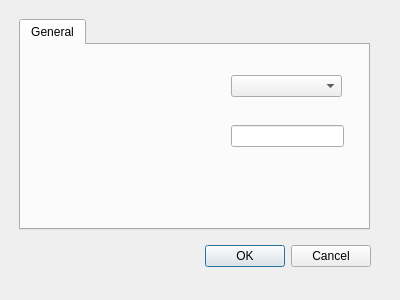
First picture: the form in sequana/gui/preferences.ui, repository vladsaveliev/sequana, before the edit.
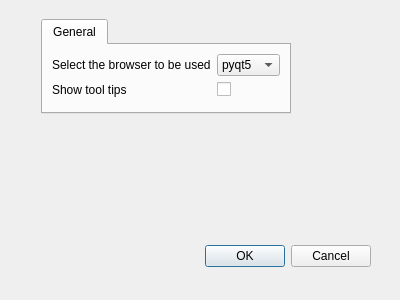
Second picture: the form after the edit.

```diff
--- a/sequana/gui/preferences.ui
+++ b/sequana/gui/preferences.ui
@@ -34,13 +34,22 @@
     <rect>
      <x>19</x>
      <y>19</y>
-     <width>351</width>
-     <height>211</height>
+     <width>294</width>
+     <height>95</height>
     </rect>
    </property>
    <layout class="QVBoxLayout" name="verticalLayout">
-    <item>
+    <property name="sizeConstraint">
+     <enum>QLayout::SetDefaultConstraint</enum>
+    </property>
+    <item alignment="Qt::AlignHCenter">
      <widget class="QTabWidget" name="tabWidget">
+      <property name="sizePolicy">
+       <sizepolicy hsizetype="Expanding" vsizetype="Expanding">
+        <horstretch>0</horstretch>
+        <verstretch>0</verstretch>
+       </sizepolicy>
+      </property>
       <property name="currentIndex">
        <number>0</number>
       </property>
@@ -48,26 +57,55 @@
        <attribute name="title">
         <string>General</string>
        </attribute>
-       <widget class="QComboBox" name="comboBox_browser">
-        <property name="geometry">
-         <rect>
-          <x>210</x>
-          <y>30</y>
-          <width>111</width>
-          <height>22</height>
-         </rect>
-        </property>
-       </widget>
-       <widget class="QLineEdit" name="lineEdit_html">
-        <property name="geometry">
-         <rect>
-          <x>210</x>
-          <y>80</y>
-          <width>113</width>
-          <height>22</height>
-         </rect>
-        </property>
-       </widget>
+       <layout class="QHBoxLayout" name="horizontalLayout">
+        <item>
+         <layout class="QFormLayout" name="formLayout">
+          <item row="0" column="0">
+           <widget class="QLabel" name="label">
+            <property name="text">
+             <string>Select the browser to be used</string>
+            </property>
+           </widget>
+          </item>
+          <item row="0" column="1">
+           <widget class="QComboBox" name="preferences_options_browser">
+            <item>
+             <property name="text">
+              <string>pyqt5</string>
+             </property>
+            </item>
+            <item>
+             <property name="text">
+              <string>firefox</string>
+             </property>
+            </item>
+            <item>
+             <property name="text">
+              <string>safari</string>
+             </property>
+            </item>
+           </widget>
+          </item>
+          <item row="1" column="1">
+           <widget class="QCheckBox" name="checkBox">
+            <property name="layoutDirection">
+             <enum>Qt::LeftToRight</enum>
+            </property>
+            <property name="text">
+             <string/>
+            </property>
+           </widget>
+          </item>
+          <item row="1" column="0">
+           <widget class="QLabel" name="label_2">
+            <property name="text">
+             <string>Show tool tips</string>
+            </property>
+           </widget>
+          </item>
+         </layout>
+        </item>
+       </layout>
       </widget>
      </widget>
     </item>
```
